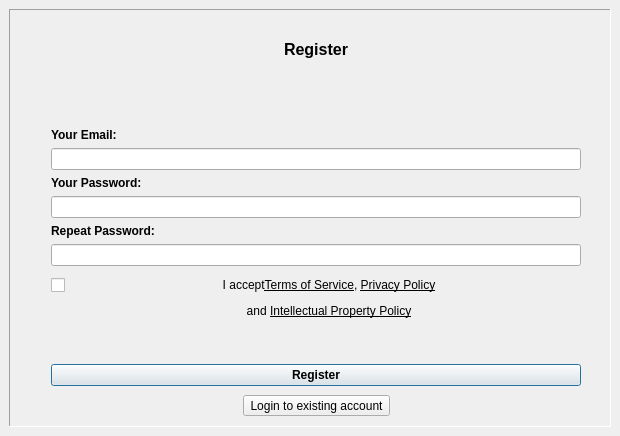
Above: registerwindow.ui from pcloudcom/psyncgui before the change. Below: the same form after it.
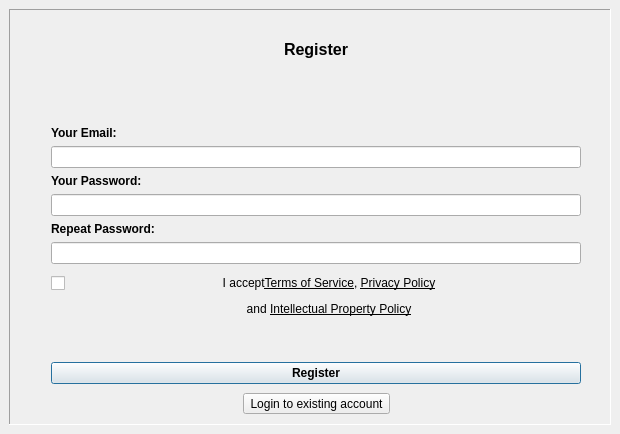
That is the form after the change. Icons and pictures are not drawn.

Patch:
```diff
--- a/registerwindow.ui
+++ b/registerwindow.ui
@@ -7,7 +7,7 @@
     <x>0</x>
     <y>0</y>
     <width>620</width>
-    <height>436</height>
+    <height>434</height>
    </rect>
   </property>
   <property name="windowTitle">
```
